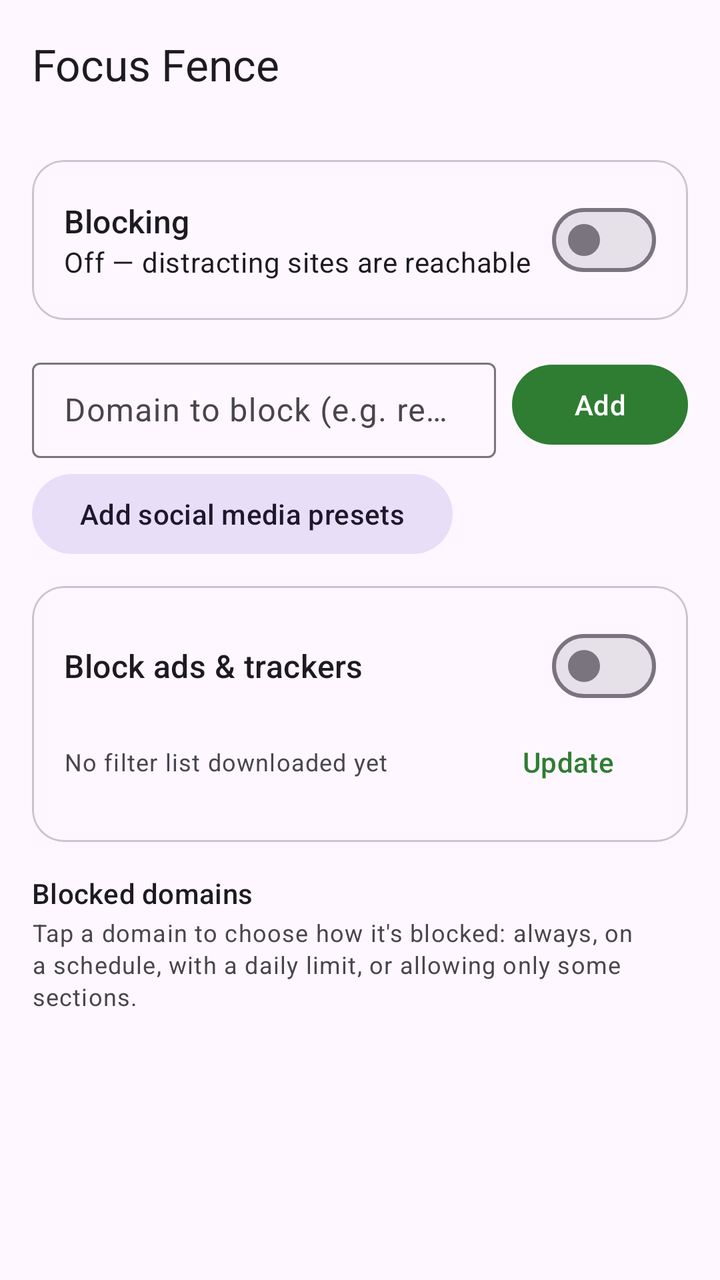
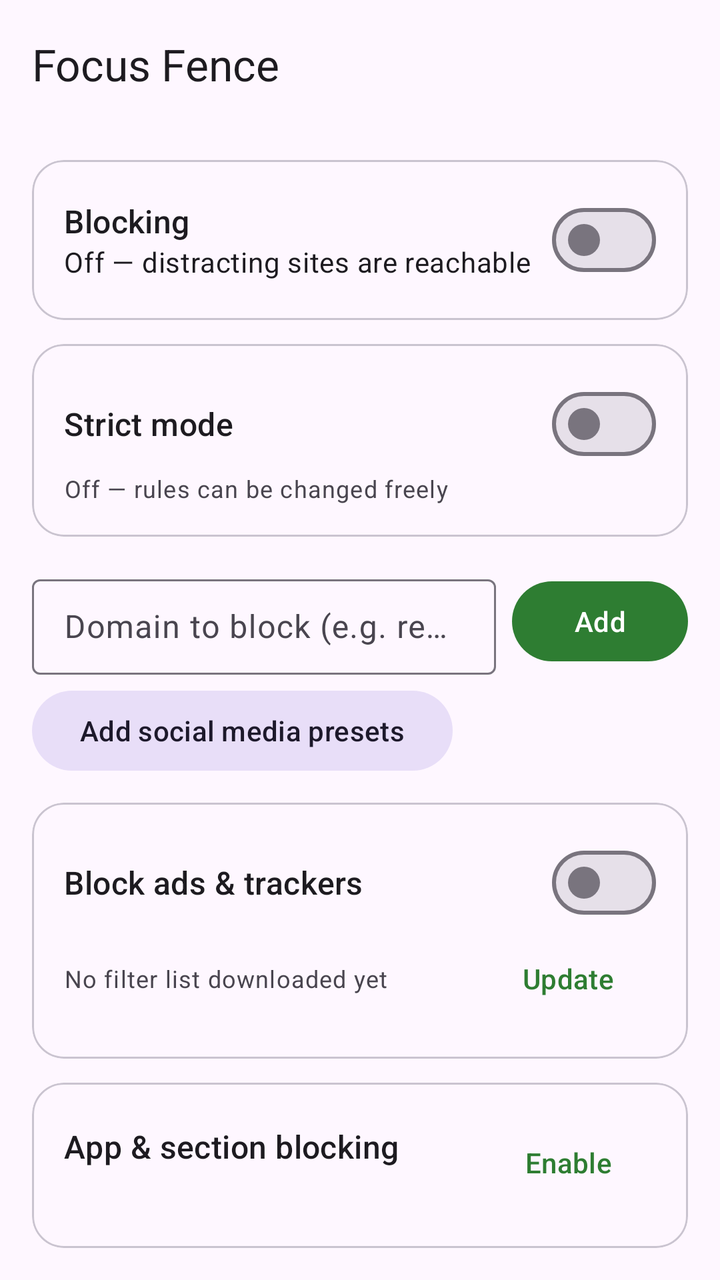

Compare the two renders of this Android layout. The source of the first and the diff that turns it into the second are given below.
<!-- AndroidManifest.xml: application theme Theme.FocusFence -->
<!-- res/layout/activity_main.xml -->
<?xml version="1.0" encoding="utf-8"?>
<androidx.coordinatorlayout.widget.CoordinatorLayout
    xmlns:android="http://schemas.android.com/apk/res/android"
    xmlns:app="http://schemas.android.com/apk/res-auto"
    android:layout_width="match_parent"
    android:layout_height="match_parent">

    <com.google.android.material.appbar.AppBarLayout
        android:id="@+id/appBar"
        android:layout_width="match_parent"
        android:layout_height="wrap_content">

        <com.google.android.material.appbar.MaterialToolbar
            android:id="@+id/toolbar"
            android:layout_width="match_parent"
            android:layout_height="?attr/actionBarSize"
            app:title="@string/app_name" />
    </com.google.android.material.appbar.AppBarLayout>

    <LinearLayout
        android:layout_width="match_parent"
        android:layout_height="match_parent"
        android:orientation="vertical"
        android:padding="16dp"
        app:layout_behavior="@string/appbar_scrolling_view_behavior">

        <com.google.android.material.card.MaterialCardView
            android:layout_width="match_parent"
            android:layout_height="wrap_content"
            app:cardCornerRadius="16dp"
            app:contentPadding="16dp">

            <LinearLayout
                android:layout_width="match_parent"
                android:layout_height="wrap_content"
                android:gravity="center_vertical"
                android:orientation="horizontal">

                <LinearLayout
                    android:layout_width="0dp"
                    android:layout_height="wrap_content"
                    android:layout_weight="1"
                    android:orientation="vertical">

                    <TextView
                        android:layout_width="wrap_content"
                        android:layout_height="wrap_content"
                        android:text="@string/blocking_switch_label"
                        android:textAppearance="?attr/textAppearanceTitleMedium" />

                    <TextView
                        android:id="@+id/statusText"
                        android:layout_width="wrap_content"
                        android:layout_height="wrap_content"
                        android:text="@string/status_inactive"
                        android:textAppearance="?attr/textAppearanceBodyMedium" />
                </LinearLayout>

                <com.google.android.material.materialswitch.MaterialSwitch
                    android:id="@+id/vpnSwitch"
                    android:layout_width="wrap_content"
                    android:layout_height="wrap_content" />
            </LinearLayout>
        </com.google.android.material.card.MaterialCardView>

        <LinearLayout
            android:layout_width="match_parent"
            android:layout_height="wrap_content"
            android:layout_marginTop="16dp"
            android:gravity="center_vertical"
            android:orientation="horizontal">

            <com.google.android.material.textfield.TextInputLayout
                android:id="@+id/domainInputLayout"
                style="@style/Widget.Material3.TextInputLayout.OutlinedBox.Dense"
                android:layout_width="0dp"
                android:layout_height="wrap_content"
                android:layout_weight="1"
                android:hint="@string/domain_hint">

                <com.google.android.material.textfield.TextInputEditText
                    android:id="@+id/domainInput"
                    android:layout_width="match_parent"
                    android:layout_height="wrap_content"
                    android:imeOptions="actionDone"
                    android:inputType="textUri"
                    android:maxLines="1" />
            </com.google.android.material.textfield.TextInputLayout>

            <Button
                android:id="@+id/addButton"
                android:layout_width="wrap_content"
                android:layout_height="wrap_content"
                android:layout_marginStart="8dp"
                android:text="@string/add_button" />
        </LinearLayout>

        <Button
            android:id="@+id/presetButton"
            style="@style/Widget.Material3.Button.TonalButton"
            android:layout_width="wrap_content"
            android:layout_height="wrap_content"
            android:layout_marginTop="4dp"
            android:text="@string/preset_button" />

        <com.google.android.material.card.MaterialCardView
            android:layout_width="match_parent"
            android:layout_height="wrap_content"
            android:layout_marginTop="12dp"
            app:cardCornerRadius="16dp"
            app:contentPadding="16dp">

            <LinearLayout
                android:layout_width="match_parent"
                android:layout_height="wrap_content"
                android:orientation="vertical">

                <LinearLayout
                    android:layout_width="match_parent"
                    android:layout_height="wrap_content"
                    android:gravity="center_vertical"
                    android:orientation="horizontal">

                    <TextView
                        android:layout_width="0dp"
                        android:layout_height="wrap_content"
                        android:layout_weight="1"
                        android:text="@string/adblock_label"
                        android:textAppearance="?attr/textAppearanceTitleMedium" />

                    <com.google.android.material.materialswitch.MaterialSwitch
                        android:id="@+id/adSwitch"
                        android:layout_width="wrap_content"
                        android:layout_height="wrap_content" />
                </LinearLayout>

                <LinearLayout
                    android:layout_width="match_parent"
                    android:layout_height="wrap_content"
                    android:gravity="center_vertical"
                    android:orientation="horizontal">

                    <TextView
                        android:id="@+id/adStatusText"
                        android:layout_width="0dp"
                        android:layout_height="wrap_content"
                        android:layout_weight="1"
                        android:text="@string/adlist_none"
                        android:textAppearance="?attr/textAppearanceBodySmall"
                        android:textColor="?android:attr/textColorSecondary" />

                    <Button
                        android:id="@+id/adUpdateButton"
                        style="@style/Widget.Material3.Button.TextButton"
                        android:layout_width="wrap_content"
                        android:layout_height="wrap_content"
                        android:text="@string/adlist_update" />
                </LinearLayout>
            </LinearLayout>
        </com.google.android.material.card.MaterialCardView>

        <com.google.android.material.card.MaterialCardView
            android:id="@+id/sectionCard"
            android:layout_width="match_parent"
            android:layout_height="wrap_content"
            android:layout_marginTop="12dp"
            android:visibility="gone"
            app:cardCornerRadius="16dp"
            app:contentPadding="16dp">

            <LinearLayout
                android:layout_width="match_parent"
                android:layout_height="wrap_content"
                android:gravity="center_vertical"
                android:orientation="horizontal">

                <LinearLayout
                    android:layout_width="0dp"
                    android:layout_height="wrap_content"
                    android:layout_weight="1"
                    android:orientation="vertical">

                    <TextView
                        android:layout_width="wrap_content"
                        android:layout_height="wrap_content"
                        android:text="@string/section_service_label"
                        android:textAppearance="?attr/textAppearanceTitleMedium" />

                    <TextView
                        android:id="@+id/sectionStatusText"
                        android:layout_width="wrap_content"
                        android:layout_height="wrap_content"
                        android:textAppearance="?attr/textAppearanceBodySmall"
                        android:textColor="?android:attr/textColorSecondary" />
                </LinearLayout>

                <Button
                    android:id="@+id/sectionEnableButton"
                    style="@style/Widget.Material3.Button.TextButton"
                    android:layout_width="wrap_content"
                    android:layout_height="wrap_content"
                    android:text="@string/section_enable_button" />
            </LinearLayout>
        </com.google.android.material.card.MaterialCardView>

        <TextView
            android:layout_width="wrap_content"
            android:layout_height="wrap_content"
            android:layout_marginTop="16dp"
            android:text="@string/blocked_domains_header"
            android:textAppearance="?attr/textAppearanceTitleSmall" />

        <TextView
            android:layout_width="match_parent"
            android:layout_height="wrap_content"
            android:layout_marginTop="2dp"
            android:text="@string/list_hint"
            android:textAppearance="?attr/textAppearanceBodySmall"
            android:textColor="?android:attr/textColorSecondary" />

        <androidx.recyclerview.widget.RecyclerView
            android:id="@+id/domainList"
            android:layout_width="match_parent"
            android:layout_height="0dp"
            android:layout_marginTop="8dp"
            android:layout_weight="1"
            android:clipToPadding="false"
            app:layoutManager="androidx.recyclerview.widget.LinearLayoutManager" />
    </LinearLayout>
</androidx.coordinatorlayout.widget.CoordinatorLayout>
<!-- resources referenced by this layout -->
<resources>
  <string name="adblock_label">Block ads &amp; trackers</string>
  <string name="add_button">Add</string>
  <string name="adlist_none">No filter list downloaded yet</string>
  <string name="adlist_update">Update</string>
  <string name="app_name">Focus Fence</string>
  <string name="blocked_domains_header">Blocked domains</string>
  <string name="blocking_switch_label">Blocking</string>
  <string name="domain_hint">Domain to block (e.g. reddit.com)</string>
  <string name="list_hint">Tap a domain to choose how it\'s blocked: always, on a schedule, with a daily limit, or allowing only some sections.</string>
  <string name="preset_button">Add social media presets</string>
  <string name="section_enable_button">Enable</string>
  <string name="section_service_label">Section filter</string>
  <string name="status_inactive">Off — distracting sites are reachable</string>
  <style name="Theme.FocusFence" parent="Theme.Material3.DayNight.NoActionBar">
          <item name="colorPrimary">@color/brand_primary</item>
      </style>
  <color name="brand_primary">#2E7D32</color>
</resources>

<!-- the commit's change to res/layout/activity_main.xml (unified diff, before → after) -->
@@ -63,6 +63,63 @@
             </LinearLayout>
         </com.google.android.material.card.MaterialCardView>
 
+        <com.google.android.material.card.MaterialCardView
+            android:layout_width="match_parent"
+            android:layout_height="wrap_content"
+            android:layout_marginTop="12dp"
+            app:cardCornerRadius="16dp"
+            app:contentPadding="16dp">
+
+            <LinearLayout
+                android:layout_width="match_parent"
+                android:layout_height="wrap_content"
+                android:orientation="vertical">
+
+                <LinearLayout
+                    android:layout_width="match_parent"
+                    android:layout_height="wrap_content"
+                    android:gravity="center_vertical"
+                    android:orientation="horizontal">
+
+                    <TextView
+                        android:layout_width="0dp"
+                        android:layout_height="wrap_content"
+                        android:layout_weight="1"
+                        android:text="@string/strict_title"
+                        android:textAppearance="?attr/textAppearanceTitleMedium" />
+
+                    <com.google.android.material.materialswitch.MaterialSwitch
+                        android:id="@+id/strictSwitch"
+                        android:layout_width="wrap_content"
+                        android:layout_height="wrap_content" />
+                </LinearLayout>
+
+                <LinearLayout
+                    android:layout_width="match_parent"
+                    android:layout_height="wrap_content"
+                    android:gravity="center_vertical"
+                    android:orientation="horizontal">
+
+                    <TextView
+                        android:id="@+id/strictStatusText"
+                        android:layout_width="0dp"
+                        android:layout_height="wrap_content"
+                        android:layout_weight="1"
+                        android:text="@string/strict_off"
+                        android:textAppearance="?attr/textAppearanceBodySmall"
+                        android:textColor="?android:attr/textColorSecondary" />
+
+                    <Button
+                        android:id="@+id/strictActionButton"
+                        style="@style/Widget.Material3.Button.TextButton"
+                        android:layout_width="wrap_content"
+                        android:layout_height="wrap_content"
+                        android:text="@string/strict_request_unlock"
+                        android:visibility="gone" />
+                </LinearLayout>
+            </LinearLayout>
+        </com.google.android.material.card.MaterialCardView>
+
         <LinearLayout
             android:layout_width="match_parent"
             android:layout_height="wrap_content"
@@ -164,42 +221,55 @@
             android:layout_width="match_parent"
             android:layout_height="wrap_content"
             android:layout_marginTop="12dp"
-            android:visibility="gone"
             app:cardCornerRadius="16dp"
             app:contentPadding="16dp">
 
             <LinearLayout
                 android:layout_width="match_parent"
                 android:layout_height="wrap_content"
-                android:gravity="center_vertical"
-                android:orientation="horizontal">
-
-                <LinearLayout
-                    android:layout_width="0dp"
-                    android:layout_height="wrap_content"
-                    android:layout_weight="1"
-                    android:orientation="vertical">
-
-                    <TextView
-                        android:layout_width="wrap_content"
-                        android:layout_height="wrap_content"
-                        android:text="@string/section_service_label"
-                        android:textAppearance="?attr/textAppearanceTitleMedium" />
-
-                    <TextView
-                        android:id="@+id/sectionStatusText"
-                        android:layout_width="wrap_content"
-                        android:layout_height="wrap_content"
-                        android:textAppearance="?attr/textAppearanceBodySmall"
-                        android:textColor="?android:attr/textColorSecondary" />
+                android:orientation="vertical">
+
+                <LinearLayout
+                    android:layout_width="match_parent"
+                    android:layout_height="wrap_content"
+                    android:gravity="center_vertical"
+                    android:orientation="horizontal">
+
+                    <LinearLayout
+                        android:layout_width="0dp"
+                        android:layout_height="wrap_content"
+                        android:layout_weight="1"
+                        android:orientation="vertical">
+
+                        <TextView
+                            android:layout_width="wrap_content"
+                            android:layout_height="wrap_content"
+                            android:text="@string/section_service_label"
+                            android:textAppearance="?attr/textAppearanceTitleMedium" />
+
+                        <TextView
+                            android:id="@+id/sectionStatusText"
+                            android:layout_width="wrap_content"
+                            android:layout_height="wrap_content"
+                            android:textAppearance="?attr/textAppearanceBodySmall"
+                            android:textColor="?android:attr/textColorSecondary" />
+                    </LinearLayout>
+
+                    <Button
+                        android:id="@+id/sectionEnableButton"
+                        style="@style/Widget.Material3.Button.TextButton"
+                        android:layout_width="wrap_content"
+                        android:layout_height="wrap_content"
+                        android:text="@string/section_enable_button" />
                 </LinearLayout>
 
                 <Button
-                    android:id="@+id/sectionEnableButton"
-                    style="@style/Widget.Material3.Button.TextButton"
+                    android:id="@+id/chooseAppsButton"
+                    style="@style/Widget.Material3.Button.TonalButton"
                     android:layout_width="wrap_content"
                     android:layout_height="wrap_content"
-                    android:text="@string/section_enable_button" />
+                    android:layout_marginTop="4dp"
+                    android:text="@string/apps_choose_button" />
             </LinearLayout>
         </com.google.android.material.card.MaterialCardView>
 
<!-- resource entries referenced after the edit -->
@@ -5,14 +5,18 @@
   <string name="adlist_none">No filter list downloaded yet</string>
   <string name="adlist_update">Update</string>
   <string name="app_name">Focus Fence</string>
+  <string name="apps_choose_button">Blocked apps (%1$d) — choose</string>
   <string name="blocked_domains_header">Blocked domains</string>
   <string name="blocking_switch_label">Blocking</string>
   <string name="domain_hint">Domain to block (e.g. reddit.com)</string>
   <string name="list_hint">Tap a domain to choose how it\'s blocked: always, on a schedule, with a daily limit, or allowing only some sections.</string>
   <string name="preset_button">Add social media presets</string>
   <string name="section_enable_button">Enable</string>
-  <string name="section_service_label">Section filter</string>
+  <string name="section_service_label">App &amp; section blocking</string>
   <string name="status_inactive">Off — distracting sites are reachable</string>
+  <string name="strict_off">Off — rules can be changed freely</string>
+  <string name="strict_request_unlock">Request unlock</string>
+  <string name="strict_title">Strict mode</string>
   <style name="Theme.FocusFence" parent="Theme.Material3.DayNight.NoActionBar">
           <item name="colorPrimary">@color/brand_primary</item>
       </style>
